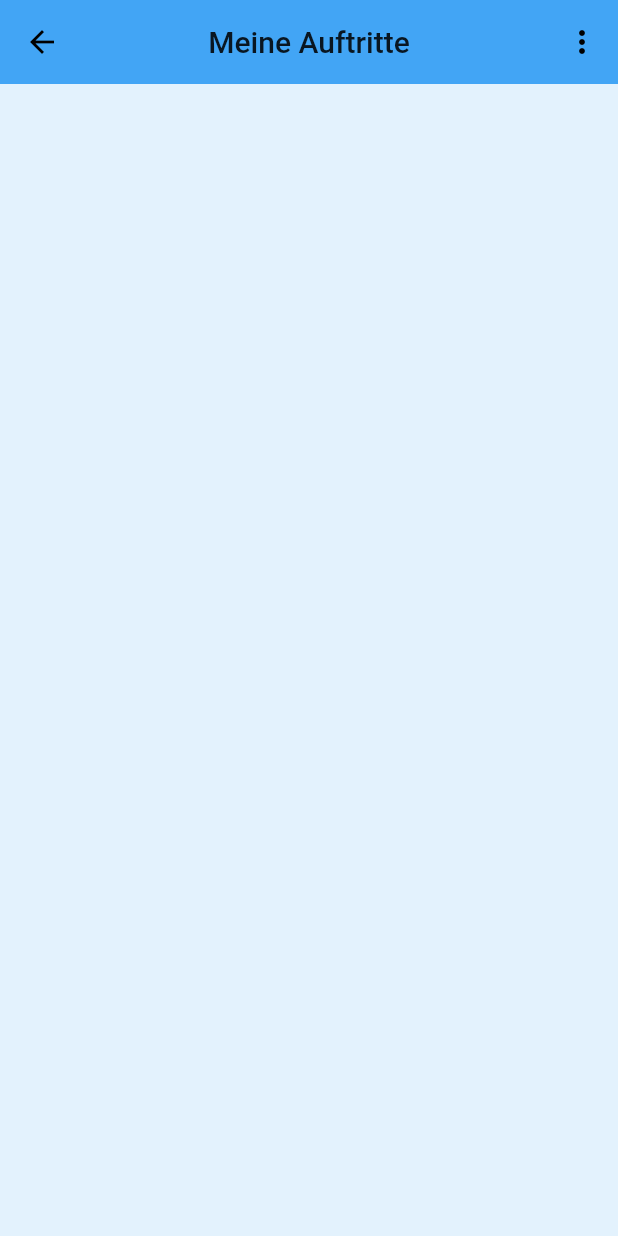
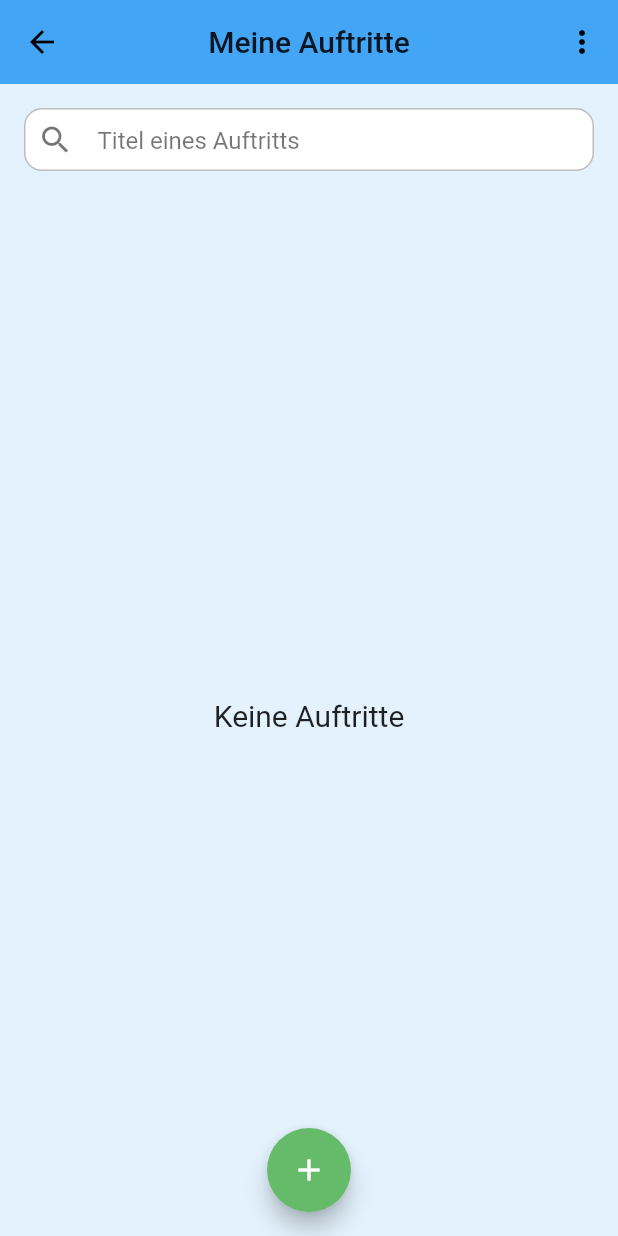
Before and after one commit to philipphoeninger/guitarapp, a Flutter app: the Performances screen opened directly, on a phone screen of 412 x 824 dp. Run offline on Flutter 3.47's test engine with Material 2 defaults, Android fonts, the light colour scheme and no system bars; our stand-ins replace cloud_firestore, firebase_auth, firebase_core, flutter_spinkit; accounts and stored records are empty.

Commit message:
setup performance create operation and basic text search field (not working yet)

```diff
--- /dev/null
+++ b/lib/models/performance.dart
@@ -0,0 +1,32 @@
+import 'package:guitar_app/utils.dart';
+
+class PerformanceField {
+  static const createdTime = 'createdTime';
+}
+
+class Performance {
+  String id;
+  String title;
+  String description;
+  DateTime createdTime;
+
+  Performance(
+      {required this.id,
+      required this.title,
+      required this.createdTime,
+      this.description = ''});
+
+  static Performance fromJson(Map<String, dynamic> json) => Performance(
+        createdTime: Utils.toDateTime(json['createdTime']),
+        title: json['title'],
+        description: json['description'],
+        id: json['id'],
+      );
+
+  Map<String, dynamic> toJson() => {
+        'createdTime': Utils.fromDateTimeToJson(createdTime),
+        'id': id,
+        'title': title,
+        'description': description,
+      };
+}
--- a/lib/navigation_wrapper.dart
+++ b/lib/navigation_wrapper.dart
@@ -1,5 +1,5 @@
 import 'package:flutter/material.dart';
-import 'package:guitar_app/screens/tab_navigator.dart';
+import 'package:guitar_app/widgets/tab_navigator_widget.dart';
 
 class NavigationWrapper extends StatefulWidget {
 
@@ -74,7 +74,7 @@ class _NavigationWrapperState extends State<NavigationWrapper> {
   Widget _buildOffstageNavigator({required String tabItem }) {
     return Offstage(
       offstage: _currentPage != tabItem,
-      child: TabNavigator(_navigatorKeys[tabItem]!, tabItem),
+      child: TabNavigatorWidget(_navigatorKeys[tabItem]!, tabItem),
     );
   }
 }
--- /dev/null
+++ b/lib/providers/performances.dart
@@ -0,0 +1,19 @@
+import 'package:flutter/cupertino.dart';
+import 'package:flutter/foundation.dart';
+import 'package:guitar_app/models/performance.dart';
+import 'package:guitar_app/services/database.dart';
+
+class PerformancesProvider extends ChangeNotifier {
+  List<Performance> _performances = [];
+
+  List<Performance> get performances => _performances;
+
+  Future<String> addPerformance(Performance performance) =>
+      DatabaseService.createPerformance(performance);
+
+  void setPerformances(List<Performance> performances) =>
+      WidgetsBinding.instance!.addPostFrameCallback((_) {
+        _performances = performances;
+        notifyListeners();
+      });
+}
--- a/lib/screens/performances.dart
+++ b/lib/screens/performances.dart
@@ -2,9 +2,29 @@ import 'package:flutter/material.dart';
 import 'package:guitar_app/models/menu_item.dart';
 import 'package:guitar_app/services/settings_menu.dart';
 import 'package:guitar_app/shared/constants.dart';
+import 'package:guitar_app/models/performance.dart';
+import 'package:guitar_app/widgets/add_performance_dialog_widget.dart';
+import 'package:guitar_app/widgets/search_widget.dart';
+import 'package:guitar_app/services/database.dart';
+import 'package:guitar_app/widgets/performance_list_widget.dart';
+import 'package:provider/provider.dart';
+import 'package:guitar_app/providers/performances.dart';
 
-class Performances extends StatelessWidget {
+class Performances extends StatefulWidget {
+  @override
+  _PerformancesState createState() => _PerformancesState();
+}
+
+class _PerformancesState extends State<Performances> {
   final SettingsMenuService _settingsMenuService = SettingsMenuService();
+  late List<Performance> performances;
+  String query = '';
+
+  @override
+  void initState() {
+    super.initState();
+    performances = [];
+  }
 
   @override
   Widget build(BuildContext context) {
@@ -17,9 +37,8 @@ class Performances extends StatelessWidget {
         elevation: 0.0,
         actions: [
           PopupMenuButton<MenuItem>(
-            shape: RoundedRectangleBorder(
-                borderRadius: BorderRadius.circular(16)
-            ),
+            shape:
+                RoundedRectangleBorder(borderRadius: BorderRadius.circular(16)),
             onSelected: (item) =>
                 _settingsMenuService.onItemSelected(context, item),
             itemBuilder: (context) => [
@@ -30,6 +49,66 @@ class Performances extends StatelessWidget {
           ),
         ],
       ),
+      body: Column(children: [
+        buildSearch(),
+        StreamBuilder<List<Performance>>(
+            stream: DatabaseService.readPerformances(),
+            builder: (context, snapshot) {
+              switch (snapshot.connectionState) {
+                case ConnectionState.waiting:
+                  return Center(child: CircularProgressIndicator());
+                default:
+                  if (snapshot.hasError) {
+                    return buildText('Etwas ist schiefgelaufen...');
+                  } else {
+                    final performances = snapshot.data;
+                    final provider = Provider.of<PerformancesProvider>(context);
+                    provider.setPerformances(performances!);
+                    this.performances = performances;
+
+                    return Expanded(
+                      child: PerformanceListWidget(this.performances),
+                    );
+                  }
+              }
+            }),
+      ]),
+      floatingActionButton: FloatingActionButton(
+        child: Icon(Icons.add),
+        backgroundColor: Colors.green[400],
+        onPressed: () => showDialog(
+            context: context, builder: (_) => AddPerformanceDialogWidget()),
+      ),
+      floatingActionButtonLocation: FloatingActionButtonLocation.centerFloat,
     );
   }
+
+  Widget buildSearch() => SearchWidget(
+        text: query,
+        hintText: 'Titel eines Auftritts',
+        onChanged: searchPerformance,
+      );
+
+  void searchPerformance(String query) {
+    var performances = this.performances.where((performance) {
+      final titleLower = performance.title.toLowerCase();
+      final descriptionLower = performance.description.toLowerCase();
+      final searchLower = query.toLowerCase();
+
+      return titleLower.contains(searchLower) ||
+          descriptionLower.contains(searchLower);
+    }).toList();
+
+    setState(() {
+      this.query = query;
+      this.performances = performances;
+    });
+  }
+
+  Widget buildText(String text) => Center(
+        child: Text(
+          text,
+          style: TextStyle(fontSize: 24, color: Colors.white),
+        ),
+      );
 }
--- a/lib/services/database.dart
+++ b/lib/services/database.dart
@@ -1,12 +1,30 @@
 import 'package:cloud_firestore/cloud_firestore.dart';
-// import 'package:guitar_app/screens/song.dart';
+import 'package:guitar_app/models/performance.dart';
+import 'package:guitar_app/utils.dart';
 
 class DatabaseService {
+  static Future<String> createPerformance(Performance performance) async {
+    final docPerformance =
+        FirebaseFirestore.instance.collection('performances').doc();
+    performance.id = docPerformance.id;
+    await docPerformance.set(performance.toJson());
 
-  // collection reference
-  final CollectionReference songCollection = FirebaseFirestore.instance.collection('songs');
+    return docPerformance.id;
+  }
 
-  /*static Future<Song> createSong(Song song) async {
-    return Future();
-  }*/
+  static Stream<List<Performance>> readPerformances() {
+    Stream<QuerySnapshot> stream = FirebaseFirestore.instance
+        .collection('performances')
+        .orderBy(PerformanceField.createdTime, descending: true)
+        .snapshots();
+
+    return stream.map((event) => event.docs
+        .map((doc) => Performance(
+              id: doc['id'],
+              title: doc['title'],
+              createdTime: Utils.toDateTime(doc['createdTime']),
+              description: doc['description'],
+            ))
+        .toList());
+  }
 }
--- /dev/null
+++ b/lib/utils.dart
@@ -0,0 +1,21 @@
+import 'package:cloud_firestore/cloud_firestore.dart';
+import 'package:flutter/cupertino.dart';
+import 'package:flutter/material.dart';
+
+class Utils {
+  static void showSnackBar(BuildContext context, String text) =>
+      ScaffoldMessenger.of(context)
+        ..hideCurrentSnackBar()
+        ..showSnackBar(SnackBar(
+          content: Text(text),
+          duration: Duration(seconds: 3),
+        ));
+
+  static DateTime toDateTime(Timestamp value) {
+    return value.toDate();
+  }
+
+  static dynamic fromDateTimeToJson(DateTime date) {
+    return date.toUtc();
+  }
+}
--- /dev/null
+++ b/lib/widgets/performance_list_widget.dart
@@ -0,0 +1,37 @@
+import 'package:flutter/material.dart';
+import 'package:guitar_app/models/performance.dart';
+
+class PerformanceListWidget extends StatelessWidget {
+  late final List<Performance> performances;
+
+  PerformanceListWidget(this.performances);
+
+  @override
+  Widget build(BuildContext context) {
+    return this.performances.isEmpty
+        ? Center(
+            child: Text(
+              'Keine Auftritte',
+              style: TextStyle(fontSize: 20),
+            ),
+          )
+        : ListView.builder(
+            physics: BouncingScrollPhysics(),
+            padding: EdgeInsets.all(16),
+            itemCount: this.performances.length,
+            itemBuilder: (context, index) {
+              final performance = this.performances[index];
+              return buildPerformance(performance);
+            });
+  }
+
+  Widget buildPerformance(Performance performance) => ListTile(
+        leading: Image.network(
+          'https://images.unsplash.com/photo-1622673705547-2609427981ef?ixid=MnwxMjA3fDB8MHxwaG90by1wYWdlfHx8fGVufDB8fHx8&ixlib=rb-1.2.1&auto=format&fit=crop&w=634&q=80',
+          fit: BoxFit.cover,
+          width: 50,
+          height: 50,
+        ),
+        title: Text(performance.title),
+      );
+}
--- /dev/null
+++ b/lib/widgets/search_widget.dart
@@ -0,0 +1,60 @@
+import 'package:flutter/material.dart';
+
+class SearchWidget extends StatefulWidget {
+  final String text;
+  final ValueChanged<String> onChanged;
+  final String hintText;
+
+  const SearchWidget({
+    Key? key,
+    required this.text,
+    required this.onChanged,
+    required this.hintText,
+  }) : super(key: key);
+
+  @override
+  _SearchWidgetState createState() => _SearchWidgetState();
+}
+
+class _SearchWidgetState extends State<SearchWidget> {
+  final controller = TextEditingController();
+
+  @override
+  Widget build(BuildContext context) {
+    final styleActive = TextStyle(color: Colors.black);
+    final styleHint = TextStyle(color: Colors.black54);
+    final style = widget.text.isEmpty ? styleHint : styleActive;
+
+    return Container(
+      height: 42,
+      margin: const EdgeInsets.fromLTRB(16, 16, 16, 16),
+      decoration: BoxDecoration(
+        borderRadius: BorderRadius.circular(12),
+        color: Colors.white,
+        border: Border.all(color: Colors.black26),
+      ),
+      padding: const EdgeInsets.symmetric(horizontal: 8),
+      child: TextField(
+        controller: controller,
+        decoration: InputDecoration(
+          icon: Icon(Icons.search, color: style.color),
+          suffixIcon: widget.text.isNotEmpty
+              ? GestureDetector(
+                  child: Icon(Icons.close, color: style.color),
+                  onTap: () {
+                    controller.clear();
+                    widget.onChanged('');
+                    FocusScope.of(context).requestFocus(FocusNode());
+                  },
+                )
+              : null,
+          hintText: widget.hintText,
+          hintStyle: style,
+          border: InputBorder.none,
+        ),
+        style: style,
+        onChanged: widget.onChanged,
+      ),
+    );
+  }
+}
--- a/lib/screens/tab_navigator.dart
+++ b/lib/widgets/tab_navigator_widget.dart
@@ -10,17 +10,17 @@ class TabNavigatorRoutes {
   static const String performances = '/performances';
 }
 
-class TabNavigator extends StatefulWidget {
+class TabNavigatorWidget extends StatefulWidget {
   final GlobalKey<NavigatorState> navigatorKey;
   final String tabItem;
 
-  TabNavigator(this.navigatorKey, this.tabItem);
+  TabNavigatorWidget(this.navigatorKey, this.tabItem);
 
   @override
   _TabNavigatorState createState() => _TabNavigatorState();
 }
 
-class _TabNavigatorState extends State<TabNavigator> {
+class _TabNavigatorState extends State<TabNavigatorWidget> {
   @override
   Widget build(BuildContext context) {
     Widget child;
```
Also changed, not shown: lib/main.dart (+7 -1 lines), lib/widgets/add_performance_dialog_widget.dart (added, +64 -0 lines), lib/widgets/performance_form_widget.dart (added, +69 -0 lines), lib/widgets/performance_card_widget.dart (added).
